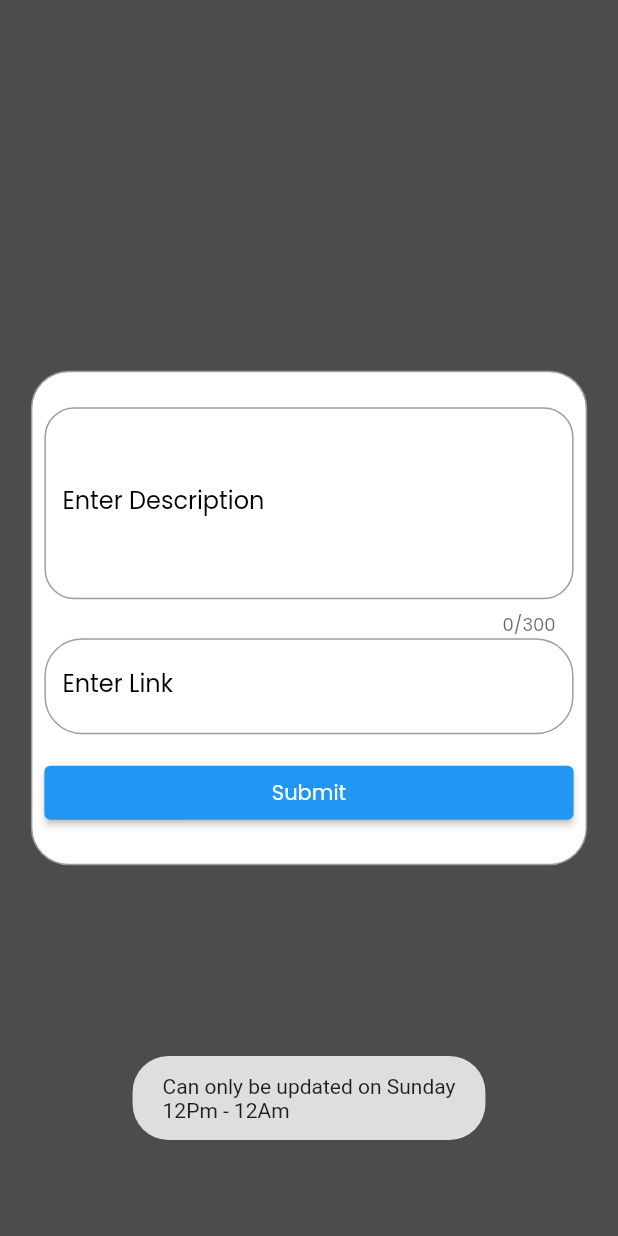
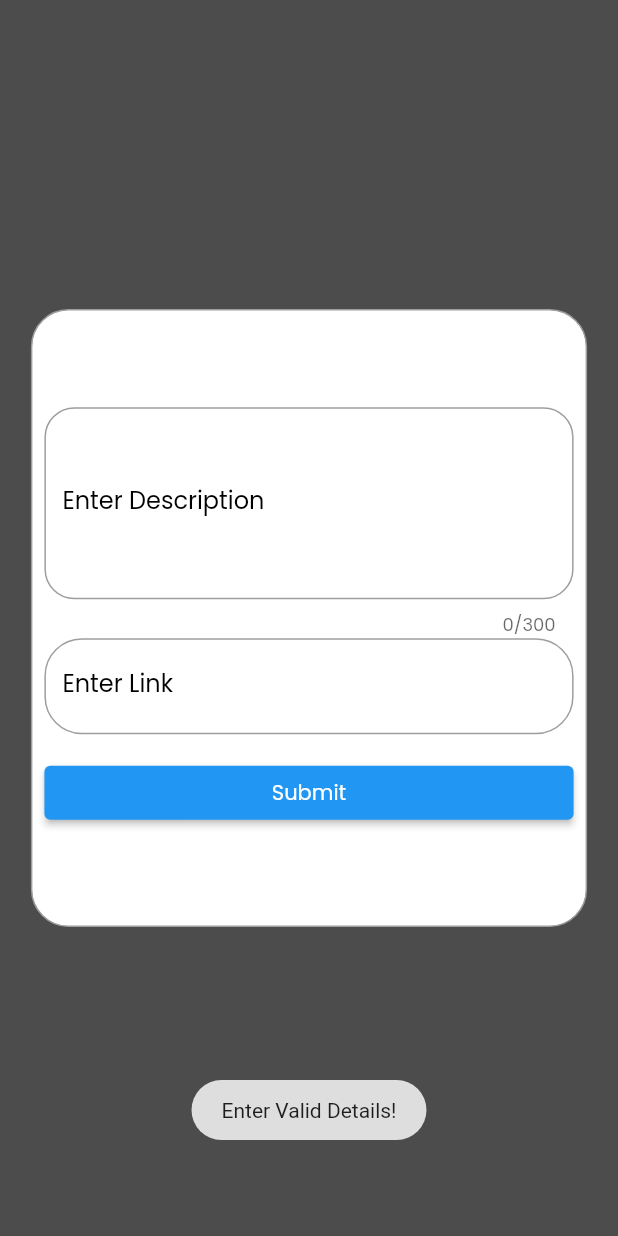
Before and after one commit to Het54/mlans, a Flutter app: what showCustomDialog() shows on an empty page, opened directly with empty values, after a tap on "Submit", on a phone screen of 412 x 824 dp. Run offline on Flutter 3.47's test engine with Material 2 defaults, Android fonts, the phone set to English and light mode, and no system bars; our stand-ins replace cloud_firestore, custom_navigation_bar, eva_icons_flutter, firebase_auth, firebase_core, firebase_database and 11 more; missing offline and left inert: dart:ffi, emoji_feedback, kdgaugeview; accounts and stored records are empty; network calls fail.

Commit message:
Limitation removed - user to update in leaderboard

```diff
--- a/lib/screens/leaderboard/leaderboardHelper.dart
+++ b/lib/screens/leaderboard/leaderboardHelper.dart
@@ -81,7 +81,7 @@ void showCustomDialog(BuildContext context, String userId) {
             height: MediaQuery
                 .of(context)
                 .size
-                .height * 0.4,
+                .height * 0.5,
             width: MediaQuery
                 .of(context)
                 .size
@@ -148,12 +148,6 @@ void showCustomDialog(BuildContext context, String userId) {
                   Flexible(
                     child: ElevatedButton(
                         onPressed: () {
-                          if (DateTime
-                              .now()
-                              .weekday == 7 &&
-                              DateTime
-                                  .now()
-                                  .hour >= 12) {
                             if (desc.text.isNotEmpty && link.text.isNotEmpty) {
                               FirebaseFirestore.instance
                                   .collection("leaderboard")
@@ -178,10 +172,6 @@ void showCustomDialog(BuildContext context, String userId) {
                             } else
                               Fluttertoast.showToast(
                                   msg: "Enter Valid Details!");
-                          } else
-                            Fluttertoast.showToast(
-                                msg:
-                                "Can only be updated on Sunday\n12Pm - 12Am");
                         },
                         child: SizedBox(
                             height: 25, child: Center(child: Text("Submit")))),
@@ -251,7 +241,6 @@ class winnerNameTemplate extends StatelessWidget {
             ),
           ),
           Container(
-            width: 250,
             child: Text("You",
                 overflow: TextOverflow.ellipsis,
                 style: TextStyle(
@@ -260,15 +249,13 @@ class winnerNameTemplate extends StatelessWidget {
                     fontWeight: FontWeight.w400)),
           ),
           Expanded(child: SizedBox()),
-          userIndex < 10 &&
-              DateTime
-                  .now()
-                  .weekday == 7 &&
-              DateTime
-                  .now()
-                  .hour >= 12
-              ? Padding(
-            padding: const EdgeInsets.only(right: 12),
+          Text("${userPoint}",
+                style: TextStyle(
+                    fontSize: 20,
+                    color: Colors.black,
+                    fontWeight: FontWeight.w400)),
+          Padding(
+            padding: const EdgeInsets.only(right: 10),
             child: CircleAvatar(
                 backgroundColor: Colors.transparent,
                 child: IconButton(
@@ -279,15 +266,7 @@ class winnerNameTemplate extends StatelessWidget {
                   onPressed: () => showCustomDialog(context, userId!),
                 ),
               ),
-          )
-              : Padding(
-            padding: const EdgeInsets.only(right: 20),
-              child: Text("${userPoint}",
-                style: TextStyle(
-                    fontSize: 20,
-                    color: Colors.black,
-                    fontWeight: FontWeight.w400)),
-          )
+          ),
         ],
       ),
     );
```
Lines whose indentation alone changed are shown as unchanged.
